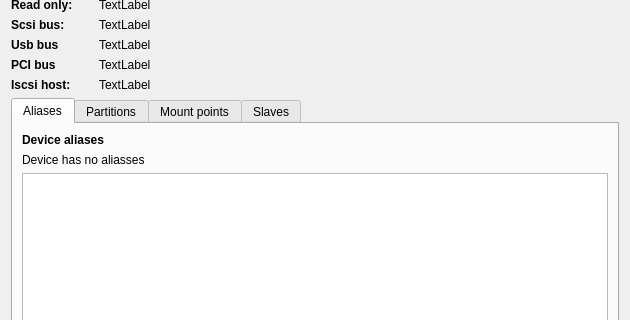
First picture: the form in ui/devinfo.ui, repository iddekingej/blgui, before the edit; both pictures show x 0 to 630 and y 201 to 521 of the 630 by 656 pixel window.
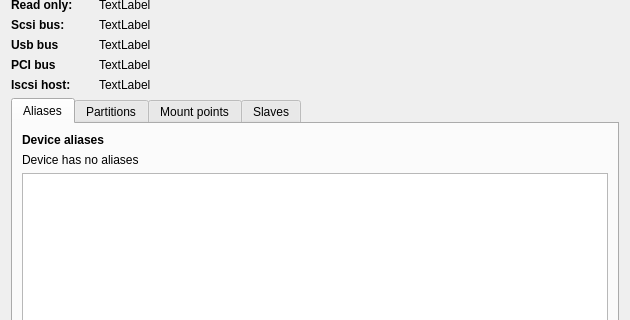
Second picture: the form after the edit.

What changed in the file:
```diff
--- a/ui/devinfo.ui
+++ b/ui/devinfo.ui
@@ -428,7 +428,7 @@
          <item alignment="Qt::AlignTop">
           <widget class="QLabel" name="noAliasesLabel">
            <property name="text">
-            <string>Device has no aliasses</string>
+            <string>Device has no aliases</string>
            </property>
           </widget>
          </item>
```
